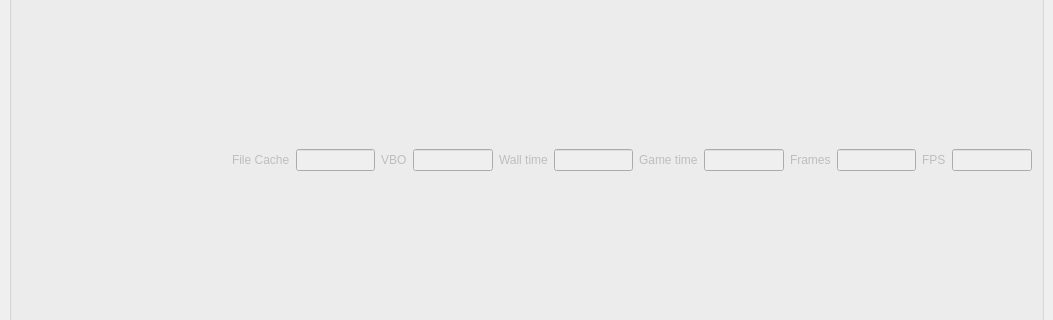
Above: editor/gui/playwindow.ui from ensisoft/detonator before the change; both pictures show x 0 to 1053 and y 397 to 717 of the 1053 by 1059 pixel window. Below: the same form after it.
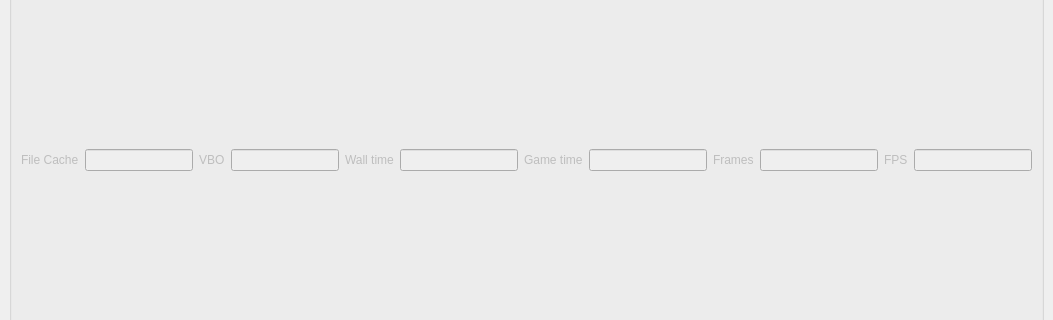
That is the form after the change. Icons and pictures are not drawn.

Commit message:
Update PlayWindow statusbar widget sizes
Update PlayWindow statusbar widget sizes.

What changed in the file:
```diff
--- a/editor/gui/playwindow.ui
+++ b/editor/gui/playwindow.ui
@@ -86,22 +86,6 @@
           <property name="bottomMargin">
            <number>0</number>
           </property>
-          <item>
-           <spacer name="horizontalSpacer_2">
-            <property name="orientation">
-             <enum>Qt::Horizontal</enum>
-            </property>
-            <property name="sizeType">
-             <enum>QSizePolicy::Minimum</enum>
-            </property>
-            <property name="sizeHint" stdset="0">
-             <size>
-              <width>211</width>
-              <height>20</height>
-             </size>
-            </property>
-           </spacer>
-          </item>
           <item>
            <widget class="QLabel" name="lblVBO_2">
             <property name="enabled">
@@ -123,6 +107,12 @@
               <verstretch>0</verstretch>
              </sizepolicy>
             </property>
+            <property name="minimumSize">
+             <size>
+              <width>70</width>
+              <height>0</height>
+             </size>
+            </property>
            </widget>
           </item>
           <item>
@@ -146,6 +136,12 @@
               <verstretch>0</verstretch>
              </sizepolicy>
             </property>
+            <property name="minimumSize">
+             <size>
+              <width>70</width>
+              <height>0</height>
+             </size>
+            </property>
            </widget>
           </item>
           <item>
@@ -163,6 +159,12 @@
             <property name="enabled">
              <bool>false</bool>
             </property>
+            <property name="minimumSize">
+             <size>
+              <width>70</width>
+              <height>0</height>
+             </size>
+            </property>
             <property name="readOnly">
              <bool>true</bool>
             </property>
@@ -183,6 +185,12 @@
             <property name="enabled">
              <bool>false</bool>
             </property>
+            <property name="minimumSize">
+             <size>
+              <width>70</width>
+              <height>0</height>
+             </size>
+            </property>
             <property name="readOnly">
              <bool>true</bool>
             </property>
@@ -203,6 +211,12 @@
             <property name="enabled">
              <bool>false</bool>
             </property>
+            <property name="minimumSize">
+             <size>
+              <width>70</width>
+              <height>0</height>
+             </size>
+            </property>
             <property name="readOnly">
              <bool>true</bool>
             </property>
@@ -223,6 +237,12 @@
             <property name="enabled">
              <bool>false</bool>
             </property>
+            <property name="minimumSize">
+             <size>
+              <width>70</width>
+              <height>0</height>
+             </size>
+            </property>
             <property name="readOnly">
              <bool>true</bool>
             </property>
```
